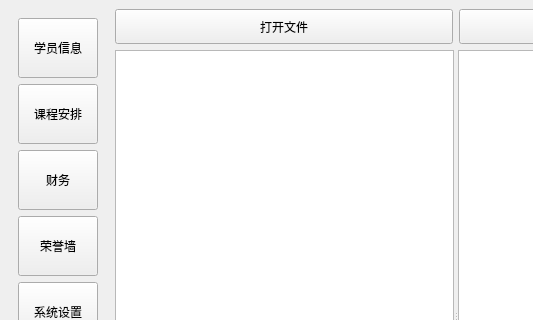
First picture: the form in mainwindow.ui, repository zxlfly/qt_c-_demo, before the edit; both pictures show x 0 to 533 and y 0 to 320 of the 800 by 600 pixel window.
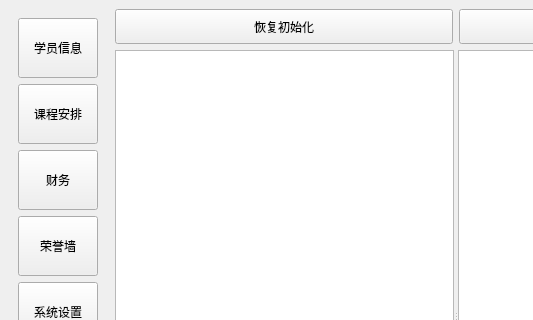
Second picture: the form after the edit. Icons and pictures are not drawn.

The edit to the form file:
```diff
--- a/mainwindow.ui
+++ b/mainwindow.ui
@@ -324,7 +324,7 @@
               </size>
              </property>
              <property name="text">
-              <string>打开文件</string>
+              <string>恢复初始化</string>
              </property>
             </widget>
            </item>
```
